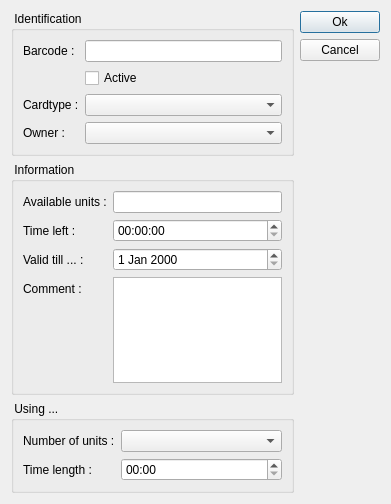
This is client/dlgpatientcarduse.ui in tbikfalvi/Belenus as Qt 5 draws it before an edit. The edited form follows.
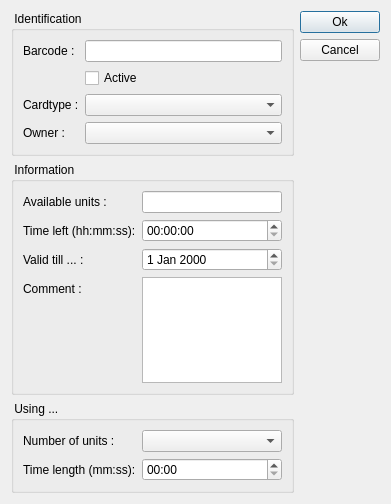
This is the edited form.

The edit to the form file:
```diff
--- a/client/dlgpatientcarduse.ui
+++ b/client/dlgpatientcarduse.ui
@@ -88,7 +88,7 @@
         <item row="1" column="0">
          <widget class="QLabel" name="lblTimeLeft">
           <property name="text">
-           <string>Time left :</string>
+           <string>Time left (hh:mm:ss):</string>
           </property>
          </widget>
         </item>
@@ -141,7 +141,7 @@
         <item row="1" column="0">
          <widget class="QLabel" name="lblTimeLength">
           <property name="text">
-           <string>Time length :</string>
+           <string>Time length (mm:ss):</string>
           </property>
          </widget>
         </item>
```
